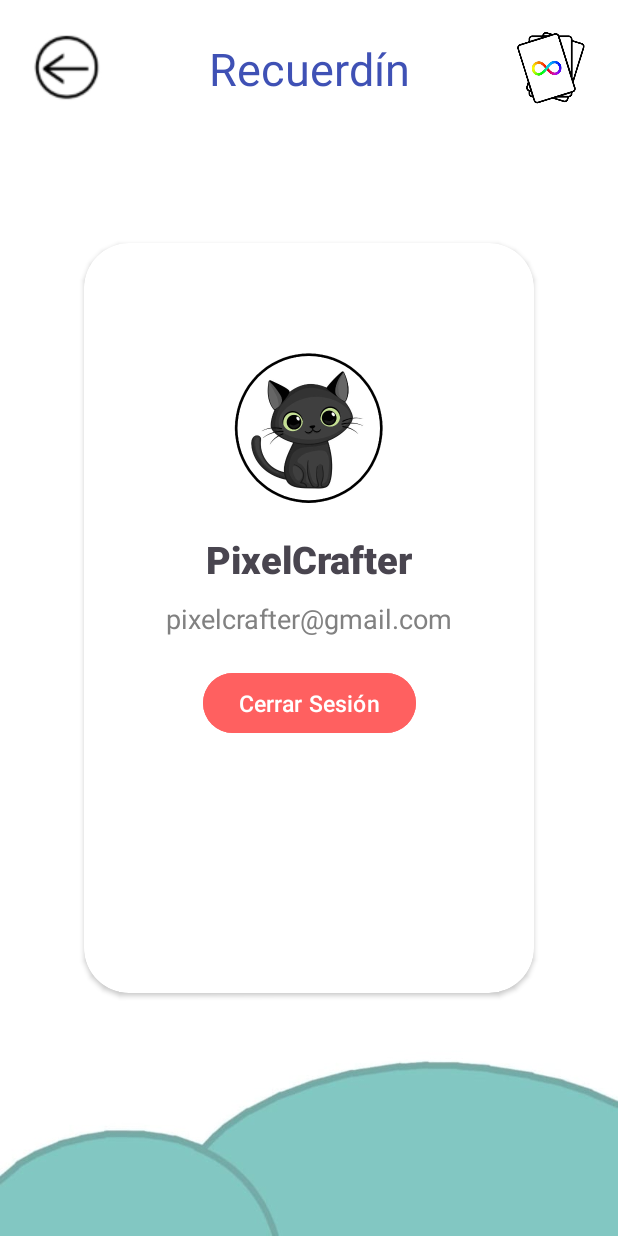
After one commit to CamiloRaphaelZuletaWolff/progra3, an Android app: the PerfilActivity screen opened directly, with no data from a screen before it, on a phone screen of 412 x 824 dp. The commit adds this screen. Run offline under Robolectric (Android 15) with nearby library versions, the phone set to English and light mode, and no system bars.

Commit message:
Pantalla PerfilActivity

```diff
--- a/app/src/main/AndroidManifest.xml
+++ b/app/src/main/AndroidManifest.xml
@@ -13,6 +13,9 @@
         android:theme="@style/Theme.SinNombre"
         tools:targetApi="31">
         <activity
+            android:name=".PerfilActivity"
+            android:exported="false" />
+        <activity
             android:name=".PuntajeActivity"
             android:exported="true">
             <intent-filter>
@@ -23,7 +26,7 @@
         </activity>
         <activity
             android:name=".SplashActivity"
-            android:exported="false"/>
+            android:exported="false" />
     </application>
 
 </manifest>
--- /dev/null
+++ b/app/src/main/java/com/example/sinnombre/PerfilActivity.kt
@@ -0,0 +1,20 @@
+package com.example.sinnombre
+
+import android.os.Bundle
+import androidx.activity.enableEdgeToEdge
+import androidx.appcompat.app.AppCompatActivity
+import androidx.core.view.ViewCompat
+import androidx.core.view.WindowInsetsCompat
+
+class PerfilActivity : AppCompatActivity() {
+    override fun onCreate(savedInstanceState: Bundle?) {
+        super.onCreate(savedInstanceState)
+        enableEdgeToEdge()
+        setContentView(R.layout.activity_perfil)
+        ViewCompat.setOnApplyWindowInsetsListener(findViewById(R.id.main)) { v, insets ->
+            val systemBars = insets.getInsets(WindowInsetsCompat.Type.systemBars())
+            v.setPadding(systemBars.left, systemBars.top, systemBars.right, systemBars.bottom)
+            insets
+        }
+    }
+}
--- /dev/null
+++ b/app/src/main/res/layout/activity_perfil.xml
@@ -0,0 +1,105 @@
+<?xml version="1.0" encoding="utf-8"?>
+<androidx.constraintlayout.widget.ConstraintLayout xmlns:android="http://schemas.android.com/apk/res/android"
+    xmlns:app="http://schemas.android.com/apk/res-auto"
+    xmlns:tools="http://schemas.android.com/tools"
+    android:id="@+id/main"
+    android:layout_width="match_parent"
+    android:layout_height="match_parent"
+    android:background="@drawable/fondo_general"
+    tools:context=".PerfilActivity">
+
+    <ImageButton
+        android:id="@+id/boton_atras"
+        android:layout_width="50dp"
+        android:layout_height="50dp"
+        android:layout_marginStart="20dp"
+        android:layout_marginTop="20dp"
+        android:src="@drawable/icono_flecha_atras"
+        app:layout_constraintStart_toStartOf="parent"
+        app:layout_constraintTop_toTopOf="parent" />
+
+    <TextView
+        android:id="@+id/nombre_del_juego"
+        android:layout_width="wrap_content"
+        android:layout_height="wrap_content"
+        android:layout_marginTop="25dp"
+        android:text="@string/nombre_del_juego"
+        android:textColor="@color/azulOscuro"
+        android:textSize="30sp"
+        app:layout_constraintTop_toTopOf="parent"
+        app:layout_constraintStart_toStartOf="parent"
+        app:layout_constraintEnd_toEndOf="parent"/>
+
+    <ImageView
+        android:id="@+id/logo"
+        android:layout_width="50dp"
+        android:layout_height="50dp"
+        android:layout_marginTop="20dp"
+        android:layout_marginEnd="20dp"
+        android:src="@drawable/logo_sin_fondo"
+        app:layout_constraintEnd_toEndOf="parent"
+        app:layout_constraintTop_toTopOf="parent"/>
+
+    <androidx.cardview.widget.CardView
+        android:layout_width="300dp"
+        android:layout_height="500dp"
+        app:cardCornerRadius="30dp"
+        app:layout_constraintBottom_toBottomOf="parent"
+        app:layout_constraintDimensionRatio="2:1"
+        app:layout_constraintEnd_toEndOf="parent"
+        app:layout_constraintStart_toStartOf="parent"
+        app:layout_constraintTop_toTopOf="parent">
+
+        <androidx.constraintlayout.widget.ConstraintLayout
+            android:layout_width="match_parent"
+            android:layout_height="match_parent">
+
+            <ImageView
+                android:id="@+id/foto_de_perfil_usuario"
+                android:layout_width="100dp"
+                android:layout_height="100dp"
+                android:src="@drawable/foto_perfil"
+                android:layout_marginBottom="20dp"
+                app:layout_constraintBottom_toTopOf="@id/nombre_usuario"
+                app:layout_constraintStart_toStartOf="parent"
+                app:layout_constraintEnd_toEndOf="parent"/>
+
+            <TextView
+                android:id="@+id/nombre_usuario"
+                android:layout_width="wrap_content"
+                android:layout_height="wrap_content"
+                android:fontFamily="sans-serif-black"
+                android:text="@string/nombre_usuario_ejemplo"
+                android:textSize="25sp"
+                android:layout_marginBottom="10dp"
+                app:layout_constraintBottom_toTopOf="@id/correo_usuario"
+                app:layout_constraintStart_toStartOf="parent"
+                app:layout_constraintEnd_toEndOf="parent"/>
+
+            <TextView
+                android:id="@+id/correo_usuario"
+                android:layout_width="wrap_content"
+                android:layout_height="wrap_content"
+                android:text="@string/correo_usuario_ejemplo"
+                android:textColor="@color/grisOscuro"
+                android:textSize="18sp"
+                app:layout_constraintTop_toTopOf="parent"
+                app:layout_constraintBottom_toBottomOf="parent"
+                app:layout_constraintStart_toStartOf="parent"
+                app:layout_constraintEnd_toEndOf="parent"/>
+
+            <Button
+                android:id="@+id/boton_cerrar_sesion"
+                android:layout_width="wrap_content"
+                android:layout_height="wrap_content"
+                android:text="@string/boton_cerrar_sesion"
+                android:textSize="15sp"
+                android:backgroundTint="@color/rojo"
+                android:layout_marginTop="20dp"
+                app:layout_constraintTop_toBottomOf="@id/correo_usuario"
+                app:layout_constraintStart_toStartOf="parent"
+                app:layout_constraintEnd_toEndOf="parent"/>
+
+        </androidx.constraintlayout.widget.ConstraintLayout>
+    </androidx.cardview.widget.CardView>
+</androidx.constraintlayout.widget.ConstraintLayout>
--- a/app/src/main/res/values/colors.xml
+++ b/app/src/main/res/values/colors.xml
@@ -4,4 +4,5 @@
     <color name="white">#FFFFFFFF</color>
     <color name="azulOscuro">#3F51B5</color>
     <color name="grisOscuro">#818181</color>
+    <color name="rojo">#FF6060</color>
 </resources>
--- a/app/src/main/res/values/strings.xml
+++ b/app/src/main/res/values/strings.xml
@@ -12,4 +12,5 @@
     <string name="dato_ejemplo_total_aciertos">28</string>
     <string name="dato_ejemplo_total_incorrectos">5</string>
     <string name="dato_ejemplo_total_reinicios">15</string>
+    <string name="boton_cerrar_sesion">Cerrar Sesión</string>
 </resources>
```
